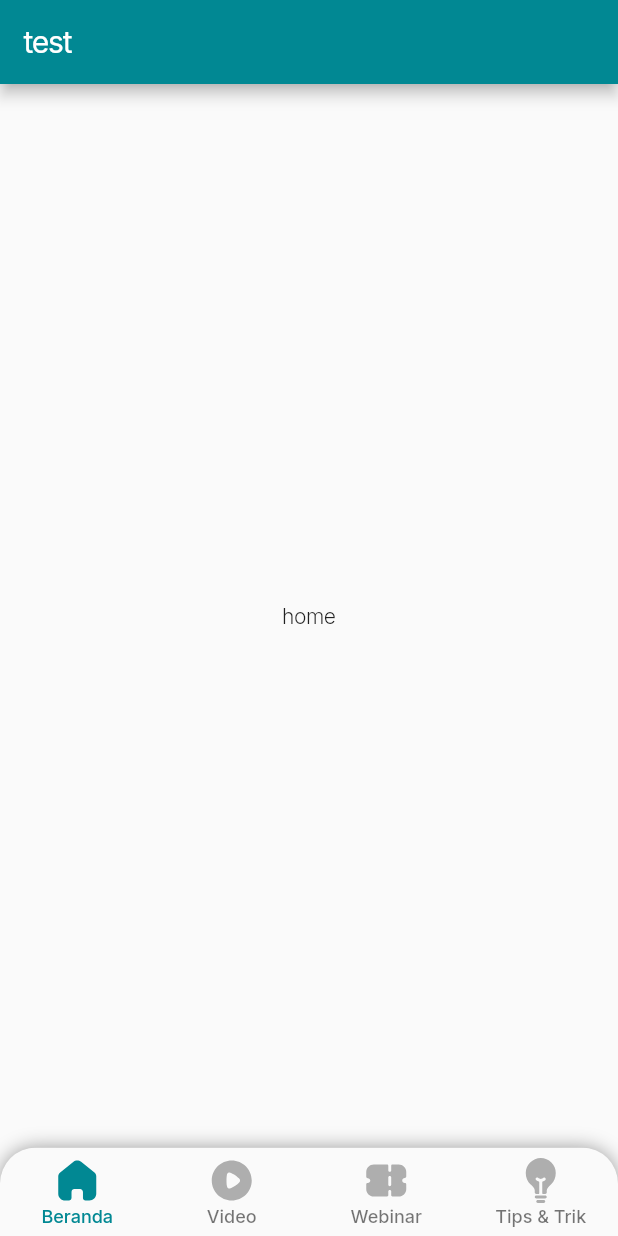
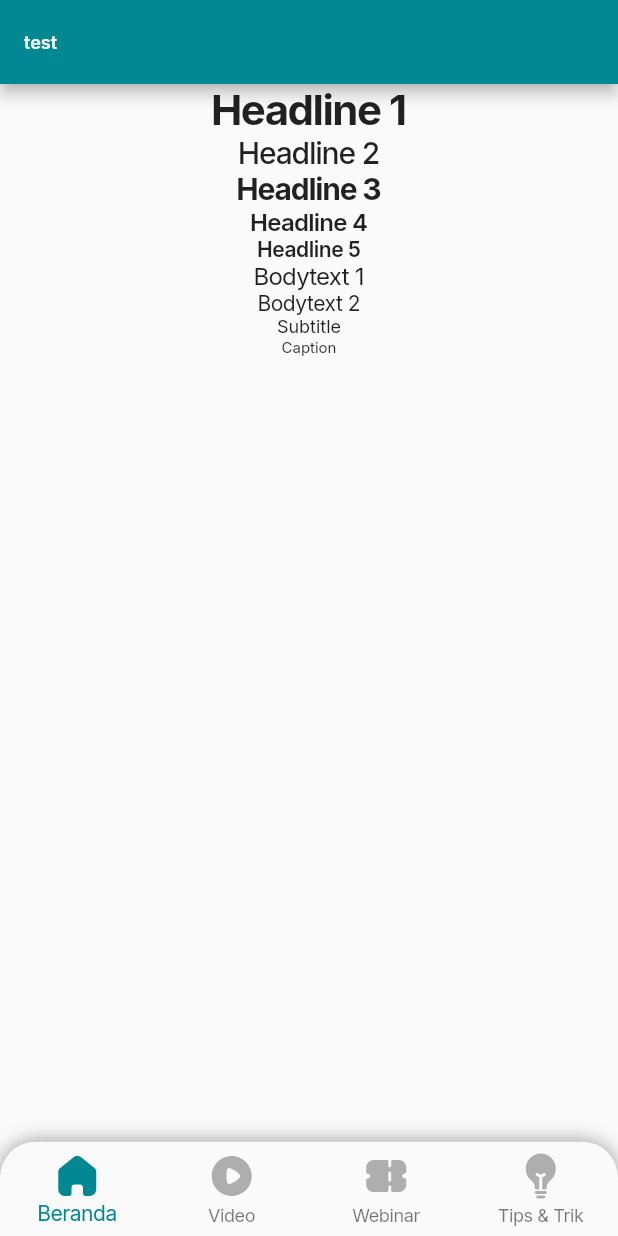
Before and after one commit to muhamadirwan99/UnityDisleksiaPlatform, a Flutter app: the screen it shows after launch, on a phone screen of 412 x 824 dp. Run offline on Flutter 3.47's test engine with Material 2 defaults, Android fonts, the light colour scheme and no system bars; our stand-ins replace flutter_svg, google_fonts.

Commit message:
Fix style.dart

```diff
--- a/lib/common/style.dart
+++ b/lib/common/style.dart
@@ -3,43 +3,55 @@ import 'package:google_fonts/google_fonts.dart';
 
 final TextTheme myTextTheme = TextTheme(
   headline1: GoogleFonts.inter(
-    fontSize: 36,
-    fontWeight: FontWeight.w600,
-    letterSpacing: -1.1,
+    fontSize: 28,
+    fontWeight: FontWeight.w700,
+    letterSpacing: -1,
   ),
   headline2: GoogleFonts.inter(
-    fontSize: 36,
-    fontWeight: FontWeight.w400,
-    letterSpacing: -1.1,
+    fontSize: 20,
+    fontWeight: FontWeight.w500,
+    letterSpacing: -0.8,
   ),
   headline3: GoogleFonts.inter(
-    fontSize: 28,
-    fontWeight: FontWeight.w600,
-    letterSpacing: -1,
+    fontSize: 20,
+    fontWeight: FontWeight.w700,
+    letterSpacing: -0.8,
   ),
   headline4: GoogleFonts.inter(
-    fontSize: 28,
-    fontWeight: FontWeight.w400,
-    letterSpacing: -1,
+    fontSize: 16,
+    fontWeight: FontWeight.w600,
+    letterSpacing: -0.5,
   ),
   headline5: GoogleFonts.inter(
-      fontSize: 20, fontWeight: FontWeight.w600, letterSpacing: -0.8),
+    fontSize: 14,
+    fontWeight: FontWeight.w600,
+    letterSpacing: -0.3,
+  ),
   headline6: GoogleFonts.inter(
-      fontSize: 20, fontWeight: FontWeight.w400, letterSpacing: -0.8),
+    fontSize: 12,
+    fontWeight: FontWeight.w600,
+    letterSpacing: 0,
+  ),
   subtitle1: GoogleFonts.inter(
-      fontSize: 16, fontWeight: FontWeight.w500, letterSpacing: -0.5),
-  subtitle2: GoogleFonts.inter(
-      fontSize: 12, fontWeight: FontWeight.w500, letterSpacing: 0),
+    fontSize: 12,
+    fontWeight: FontWeight.w400,
+    letterSpacing: 0,
+  ),
   bodyText1: GoogleFonts.inter(
-      fontSize: 16, fontWeight: FontWeight.w300, letterSpacing: -0.5),
+    fontSize: 16,
+    fontWeight: FontWeight.w400,
+    letterSpacing: -0.5,
+  ),
   bodyText2: GoogleFonts.inter(
-      fontSize: 14, fontWeight: FontWeight.w300, letterSpacing: -0.3),
-  button: GoogleFonts.inter(
-      fontSize: 14, fontWeight: FontWeight.w500, letterSpacing: 1.25),
+    fontSize: 14,
+    fontWeight: FontWeight.w400,
+    letterSpacing: -0.3,
+  ),
   caption: GoogleFonts.inter(
-      fontSize: 12, fontWeight: FontWeight.w400, letterSpacing: 0.4),
-  overline: GoogleFonts.inter(
-      fontSize: 10, fontWeight: FontWeight.w400, letterSpacing: 1.5),
+    fontSize: 10,
+    fontWeight: FontWeight.w400,
+    letterSpacing: 0,
+  ),
 );
 
 // Red Pallete
--- a/lib/pages/menu_page.dart
+++ b/lib/pages/menu_page.dart
@@ -19,7 +19,46 @@ class _MenuPageState extends State<MenuPage> {
         title: Text("test"),
       ),
       body: Center(
-        child: Text("home"),
+        child: Column(
+          children: [
+            Text(
+              "Headline 1",
+              style: myTextTheme.headline1,
+            ),
+            Text(
+              "Headline 2",
+              style: myTextTheme.headline2,
+            ),
+            Text(
+              "Headline 3",
+              style: myTextTheme.headline3,
+            ),
+            Text(
+              "Headline 4",
+              style: myTextTheme.headline4,
+            ),
+            Text(
+              "Headline 5",
+              style: myTextTheme.headline5,
+            ),
+            Text(
+              "Bodytext 1",
+              style: myTextTheme.bodyText1,
+            ),
+            Text(
+              "Bodytext 2",
+              style: myTextTheme.bodyText2,
+            ),
+            Text(
+              "Subtitle",
+              style: myTextTheme.subtitle1,
+            ),
+            Text(
+              "Caption",
+              style: myTextTheme.caption,
+            ),
+          ],
+        ),
       ),
       bottomNavigationBar: Container(
         decoration: const BoxDecoration(
```
